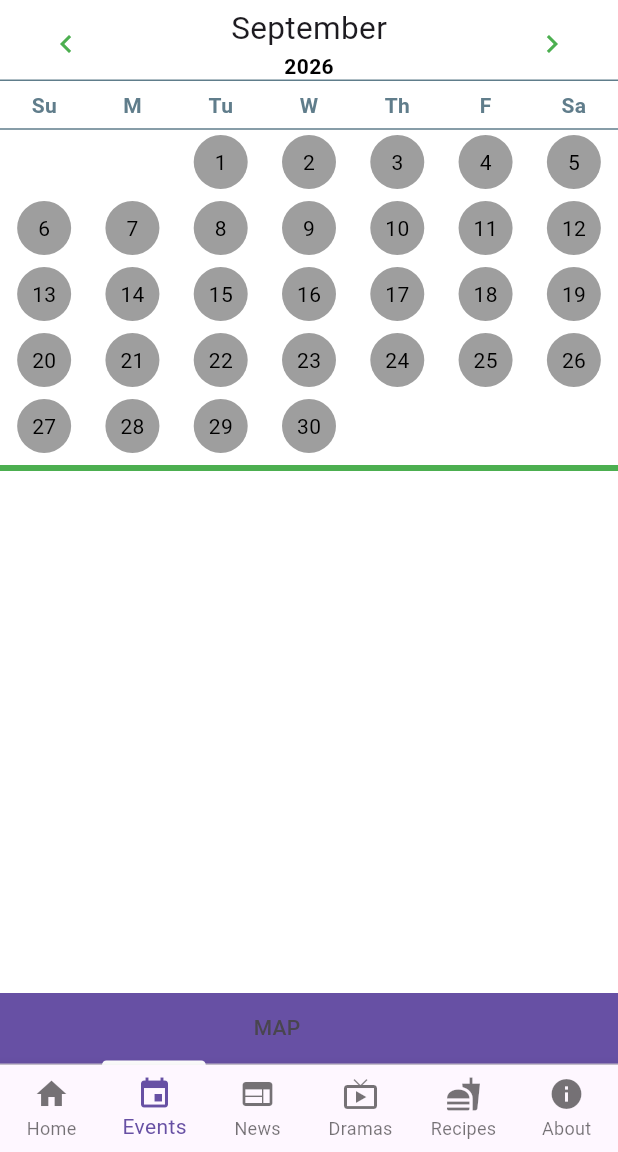
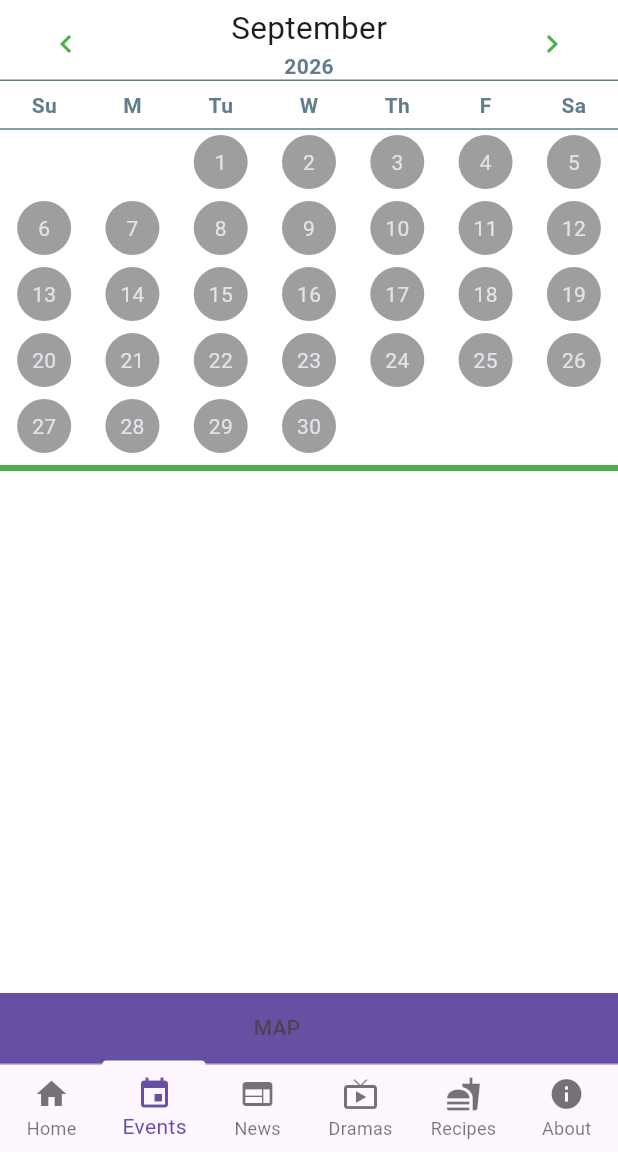
Before and after one commit to shakeelukhan/flutter-apps, a Flutter app: the screen it shows after launch, item 2 of the bottom bar chosen, on a phone screen of 412 x 824 dp, the part 84-1236 px from its top. Run offline on Flutter 3.47's test engine with Material 3 defaults, Android fonts, the phone set to English and light mode, and no system bars; our stand-ins replace cloud_firestore, google_maps_flutter, share_plus, timeago, webview_flutter; accounts and stored records are empty.

Commit message:
fix: theme-slot mixup in calendarView -- 3 sites showed black, not blueGrey
The ThemeData remapping commit put the original "subhead" style (14,
blueGrey) into bodyMedium, but three consumption sites still read
bodyLarge (the slot allocated for accentTextTheme.body1 = 14, black):
calendarView.dart's year text, eventsView.dart's detail and time text.
All three now read bodyMedium as intended.

Also fixed monthView.dart's non-event day-number text, which used
bodyLarge (accent black) for both the hasEvent and !hasEvent branches --
the original's non-event case used the *unmodified* textTheme.body1
(never overridden by this custom theme), so !hasEvent now reads
titleMedium, the one slot this ThemeData genuinely leaves untouched.

Found during Grok 4.6 (ai-nepo) independent review.

Co-Authored-By: Claude Sonnet 5 <noreply@anthropic.com>
Claude-Session: https://claude.ai/code/session_01Xa9dbxS5A5cy2C1H3YGvTX

```diff
--- a/lib/widgets/calendarView/calendarView.dart
+++ b/lib/widgets/calendarView/calendarView.dart
@@ -175,7 +175,7 @@ class _CalendarState extends State<CalendarView> {
               ),
               Text(
                 _currentYear.toString(),
-                style: _theme.textTheme.bodyLarge
+                style: _theme.textTheme.bodyMedium
                     ?.copyWith(fontWeight: FontWeight.bold),
               )
             ],
--- a/lib/widgets/calendarView/eventsView.dart
+++ b/lib/widgets/calendarView/eventsView.dart
@@ -68,11 +68,11 @@ class EventsView extends StatelessWidget {
                     ),
                     Text(
                       event[detailField] ?? "",
-                      style: theme.textTheme.bodyLarge,
+                      style: theme.textTheme.bodyMedium,
                     ),
                     Text(
                       timeString(event),
-                      style: theme.textTheme.bodyLarge,
+                      style: theme.textTheme.bodyMedium,
                     )
                   ],
                 ),
--- a/lib/widgets/calendarView/monthView.dart
+++ b/lib/widgets/calendarView/monthView.dart
@@ -26,10 +26,15 @@ class MonthView extends StatelessWidget {
             child: Center(
                 child: Text(
               day.toString(),
+              // hasEvent: accentTextTheme.body1 (14, black) -> bodyLarge.
+              // !hasEvent: the original used the *unmodified* textTheme.body1
+              // (never overridden) -- titleMedium is the one slot this
+              // ThemeData genuinely leaves untouched, so it stands in for
+              // "whatever the base dark theme's default text style is."
               style: hasEvent
                   ? theme.textTheme.bodyLarge
                       ?.copyWith(color: theme.colorScheme.onSecondary)
-                  : theme.textTheme.bodyLarge,
+                  : theme.textTheme.titleMedium,
             )),
           ),
         ),
```
